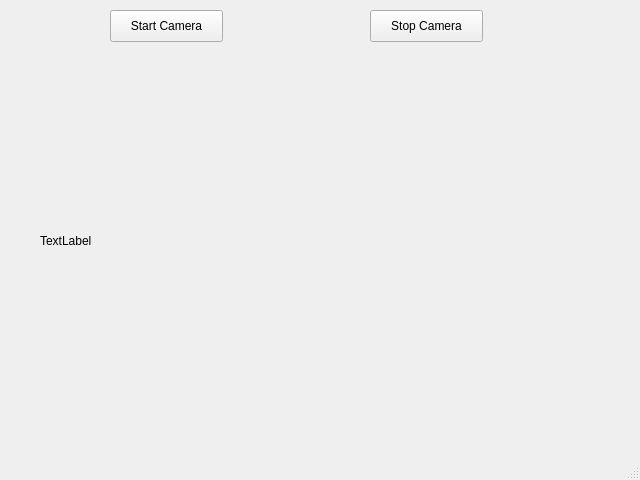
duquochuyy/sample-call, file src/View/MainWindow.ui: the form before one commit.
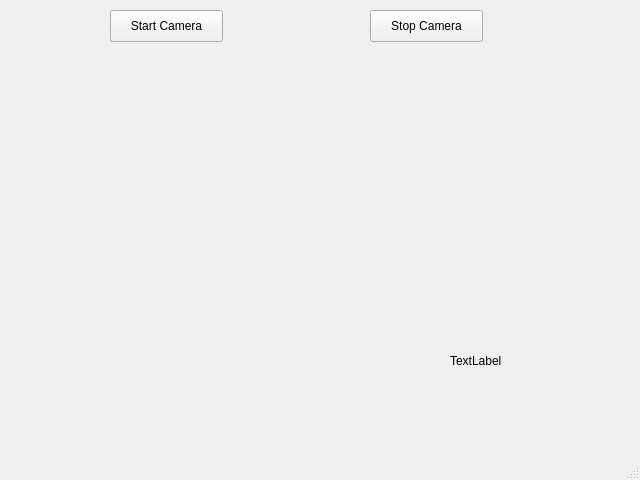
The form after the commit.

Diff of the .ui file:
```diff
--- a/src/View/MainWindow.ui
+++ b/src/View/MainWindow.ui
@@ -43,10 +43,10 @@
    <widget class="QLabel" name="videoFrameLabel">
     <property name="geometry">
      <rect>
-      <x>40</x>
-      <y>90</y>
-      <width>531</width>
-      <height>301</height>
+      <x>450</x>
+      <y>320</y>
+      <width>161</width>
+      <height>81</height>
      </rect>
     </property>
     <property name="text">
```
Left out of the diff: 2 changed lines with no effect on the pictures.
